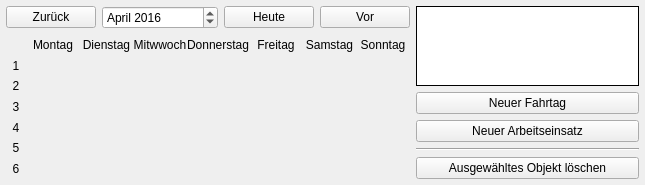
Above: Programm/calendar.ui from philjosch/Einsatzplaner before the change. Below: the same form after it.
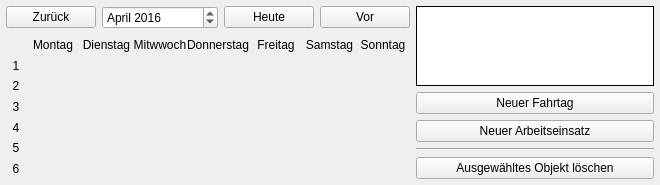
That is the form after the change. Custom widgets are drawn as their Qt base class.

Diff of the .ui file:
```diff
--- a/Programm/calendar.ui
+++ b/Programm/calendar.ui
@@ -6,7 +6,7 @@
    <rect>
     <x>0</x>
     <y>0</y>
-    <width>645</width>
+    <width>660</width>
     <height>185</height>
    </rect>
   </property>
```
Left out of the diff: 10 changed lines with no effect on the pictures.
